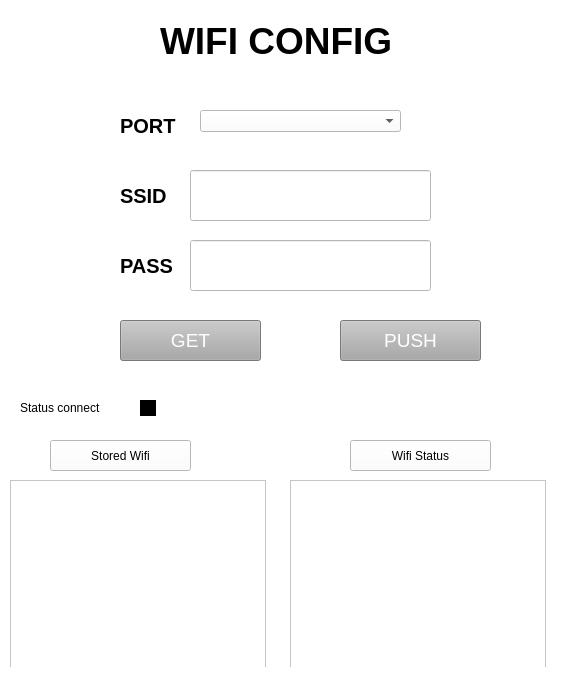
Above: login1.ui from thanggtrann12/Wifi_config before the change. Below: the same form after it.
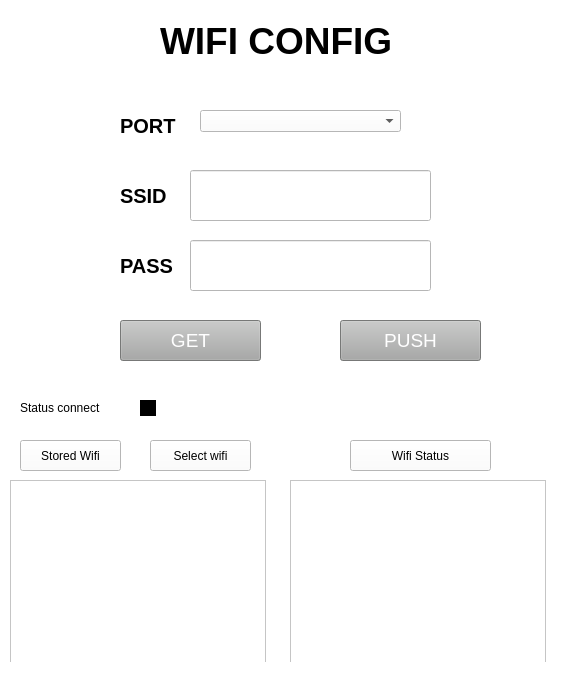
That is the form after the change.

```diff
--- a/login1.ui
+++ b/login1.ui
@@ -7,7 +7,7 @@
     <x>0</x>
     <y>0</y>
     <width>575</width>
-    <height>689</height>
+    <height>684</height>
    </rect>
   </property>
   <property name="focusPolicy">
@@ -235,9 +235,9 @@
    <widget class="QPushButton" name="Storedwifi">
     <property name="geometry">
      <rect>
-      <x>50</x>
+      <x>20</x>
       <y>440</y>
-      <width>141</width>
+      <width>101</width>
       <height>31</height>
      </rect>
     </property>
@@ -291,6 +291,19 @@
      </rect>
     </property>
    </widget>
+   <widget class="QPushButton" name="selectwifi">
+    <property name="geometry">
+     <rect>
+      <x>150</x>
+      <y>440</y>
+      <width>101</width>
+      <height>31</height>
+     </rect>
+    </property>
+    <property name="text">
+     <string>Select wifi</string>
+    </property>
+   </widget>
   </widget>
   <widget class="QStatusBar" name="statusbar"/>
  </widget>
```
